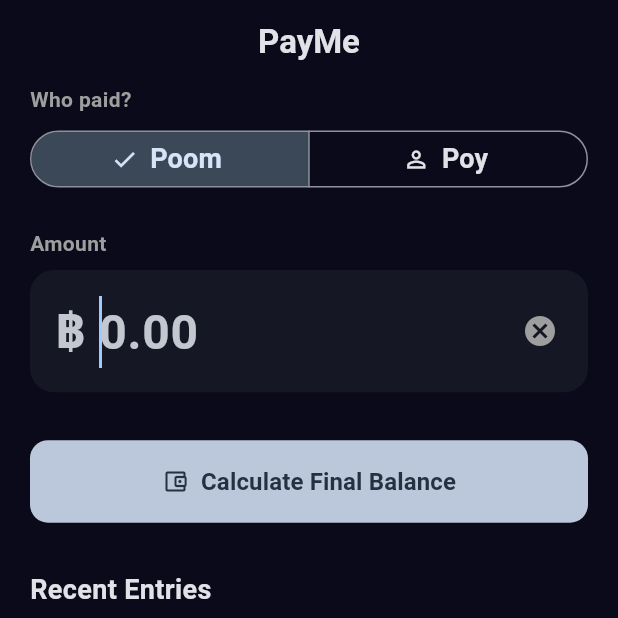
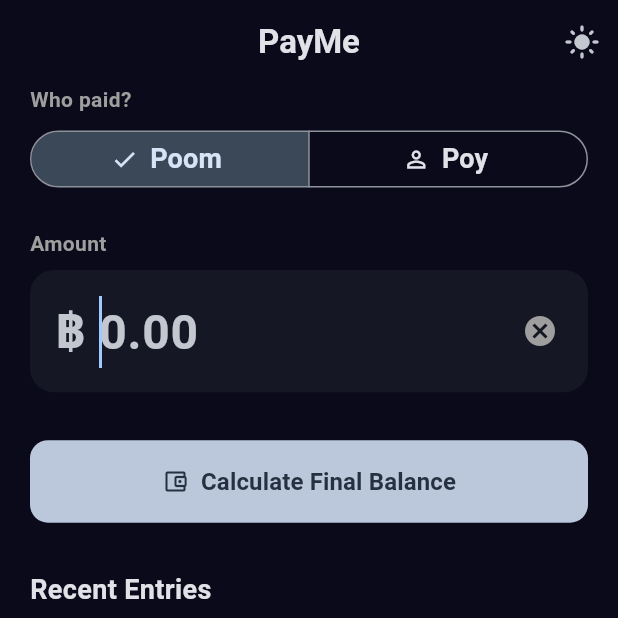
Before and after one commit to tppoom/PayMe, a Flutter app: the screen it shows after launch, on a phone screen of 412 x 824 dp, the top half of it. Run offline on Flutter 3.47's test engine with Material 3 defaults, Android fonts, the phone set to English and light mode, and no system bars; our stand-ins replace shared_preferences.

Commit message:
feat: add theme toggle and baby pink light mode

```diff
--- a/lib/logic/expense_provider.dart
+++ b/lib/logic/expense_provider.dart
@@ -1,13 +1,16 @@
 import 'dart:convert';
-import 'package:flutter/foundation.dart';
+import 'package:flutter/material.dart';
 import 'package:shared_preferences/shared_preferences.dart';
 import '../models/entry.dart';
 
 class ExpenseProvider with ChangeNotifier {
   List<Entry> _entries = [];
   static const String _storageKey = 'payme_entries';
+  static const String _themeKey = 'payme_theme';
+  ThemeMode _themeMode = ThemeMode.dark;
 
   List<Entry> get entries => _entries;
+  ThemeMode get themeMode => _themeMode;
 
   double get balance {
     double bal = 0;
@@ -24,6 +27,23 @@ class ExpenseProvider with ChangeNotifier {
 
   ExpenseProvider() {
     loadEntries();
+    _loadTheme();
+  }
+
+  void toggleTheme() async {
+    _themeMode = _themeMode == ThemeMode.dark ? ThemeMode.light : ThemeMode.dark;
+    notifyListeners();
+    final prefs = await SharedPreferences.getInstance();
+    await prefs.setInt(_themeKey, _themeMode.index);
+  }
+
+  Future<void> _loadTheme() async {
+    final prefs = await SharedPreferences.getInstance();
+    final int? themeIndex = prefs.getInt(_themeKey);
+    if (themeIndex != null) {
+      _themeMode = ThemeMode.values[themeIndex];
+      notifyListeners();
+    }
   }
 
   Future<void> addEntry(double amount, double percentage, Payer payer) async {
--- a/lib/main.dart
+++ b/lib/main.dart
@@ -18,14 +18,17 @@ class PayMeApp extends StatelessWidget {
 
   @override
   Widget build(BuildContext context) {
-    return MaterialApp(
+    return Consumer<ExpenseProvider>(
+      builder: (context, provider, _) => MaterialApp(
         title: 'PayMe',
         debugShowCheckedModeBanner: false,
         theme: ThemeData(
           colorScheme: ColorScheme.fromSeed(
-          seedColor: Colors.blue,
+            seedColor: Colors.pink,
             brightness: Brightness.light,
+            surface: const Color(0xFFFFE4E1), // Baby Pink / Misty Rose
           ),
+          scaffoldBackgroundColor: const Color(0xFFFFE4E1),
           useMaterial3: true,
         ),
         darkTheme: ThemeData(
@@ -37,8 +40,9 @@ class PayMeApp extends StatelessWidget {
           scaffoldBackgroundColor: const Color(0xFF0A0A1A),
           useMaterial3: true,
         ),
-      themeMode: ThemeMode.dark,
+        themeMode: provider.themeMode,
         home: const HomeScreen(),
+      ),
     );
   }
 }
--- a/lib/screens/home_screen.dart
+++ b/lib/screens/home_screen.dart
@@ -184,6 +184,19 @@ class _HomeScreenState extends State<HomeScreen> {
         centerTitle: true,
         elevation: 0,
         backgroundColor: Colors.transparent,
+        actions: [
+          IconButton(
+            icon: Icon(
+              context.watch<ExpenseProvider>().themeMode == ThemeMode.dark
+                  ? Icons.light_mode
+                  : Icons.dark_mode,
+            ),
+            onPressed: () {
+              HapticFeedback.lightImpact();
+              context.read<ExpenseProvider>().toggleTheme();
+            },
+          ),
+        ],
       ),
       body: Column(
         children: [
```
Also changed, not shown: 5 other files. Lines whose indentation alone changed are shown as unchanged.
